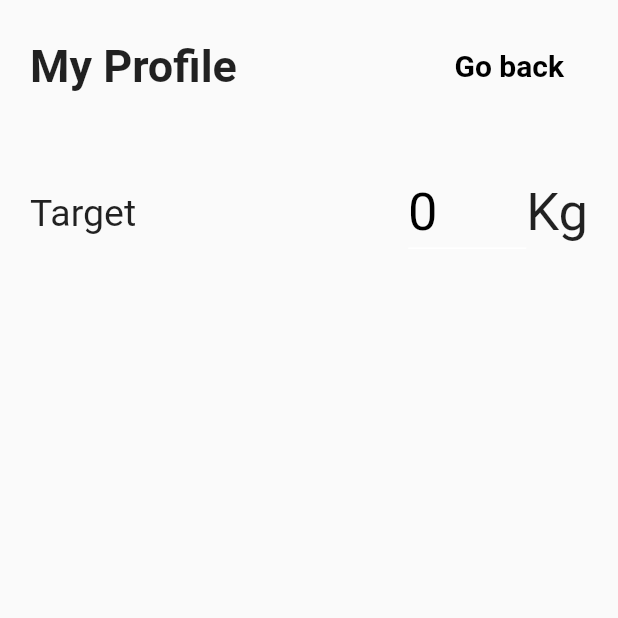
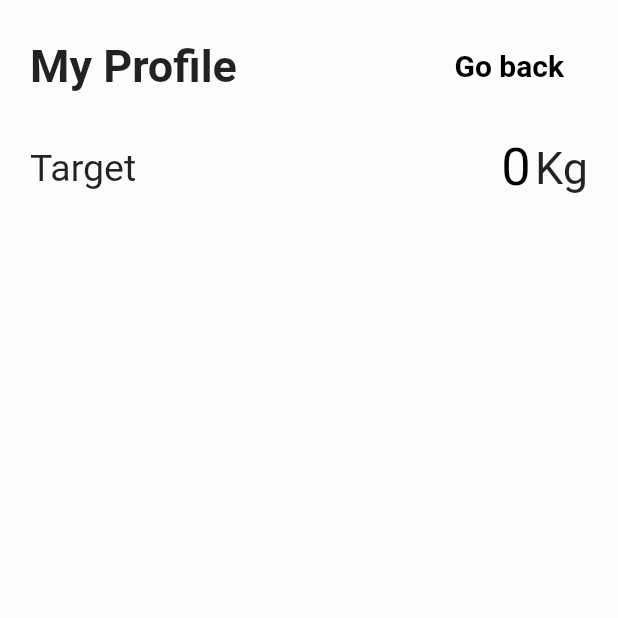
Before and after one commit to crstnmac/WeightTrackerApp, a Flutter app: the ProfileScreen screen opened directly, on a phone screen of 412 x 824 dp, the top half of it. Run offline on Flutter 3.47's test engine with Material 2 defaults, Android fonts, the phone set to English and light mode, and no system bars; our stand-ins replace fl_chart, flutter_vector_icons, percent_indicator.

Commit message:
Small UI fixes

```diff
--- a/lib/screens/HistoryScreen.dart
+++ b/lib/screens/HistoryScreen.dart
@@ -41,7 +41,7 @@ class _TargetScreenState extends State<TargetScreen> {
                           mainAxisAlignment: MainAxisAlignment.start,
                           children: [
                             WeightCard(),
-                            SizedBox(height: 20.0),
+                            SizedBox(height: 10.0),
                             WeightCard(),
                           ],
                         ),
--- a/lib/screens/MyWeightScreen.dart
+++ b/lib/screens/MyWeightScreen.dart
@@ -72,7 +72,7 @@ class _MyWeightScreenState extends State<MyWeightScreen> {
                           mainAxisAlignment: MainAxisAlignment.spaceBetween,
                           children: [
                             Text(
-                              "70kg",
+                              "64kg",
                               style: TextStyle(
                                 fontSize: 25.0,
                                 fontWeight: FontWeight.w600,
--- a/lib/screens/ProfileScreen.dart
+++ b/lib/screens/ProfileScreen.dart
@@ -1,3 +1,4 @@
+import 'package:WeightLossCal/constants.dart';
 import 'package:flutter/material.dart';
 
 class ProfileScreen extends StatefulWidget {
@@ -11,13 +12,20 @@ class _ProfileScreenState extends State<ProfileScreen> {
   @override
   Widget build(BuildContext context) {
     return Scaffold(
-      body: Container(
+      body: GestureDetector(
+        onTap: () {
+          FocusScope.of(context).unfocus();
+        },
+        child: Container(
+          color: kBackgroundColor,
           child: SafeArea(
             child: Column(
-            crossAxisAlignment: CrossAxisAlignment.start,
+              mainAxisAlignment: MainAxisAlignment.start,
+              crossAxisAlignment: CrossAxisAlignment.center,
               children: [
                 Padding(
-                padding: const EdgeInsets.only(top: 20.0, left: 20, right: 20),
+                  padding:
+                      const EdgeInsets.only(top: 20.0, left: 20.0, right: 20.0),
                   child: Column(
                     children: [
                       Row(
@@ -46,7 +54,7 @@ class _ProfileScreenState extends State<ProfileScreen> {
                         ],
                       ),
                       SizedBox(
-                      height: 50.0,
+                        height: 20.0,
                       ),
                       Row(
                         mainAxisAlignment: MainAxisAlignment.spaceBetween,
@@ -60,6 +68,7 @@ class _ProfileScreenState extends State<ProfileScreen> {
                           Flexible(
                             fit: FlexFit.tight,
                             child: TextFormField(
+                              textAlign: TextAlign.right,
                               initialValue: "0",
                               maxLength: 4,
                               buildCounter: (BuildContext context,
@@ -67,13 +76,13 @@ class _ProfileScreenState extends State<ProfileScreen> {
                                       int maxLength,
                                       bool isFocused}) =>
                                   null,
-                            style:
-                                TextStyle(fontSize: 35.0, color: Colors.black),
+                              style: TextStyle(
+                                  fontSize: 35.0, color: Colors.black),
                               decoration: InputDecoration(
                                 contentPadding: EdgeInsets.all(0.0),
                                 enabledBorder: UnderlineInputBorder(
                                   borderSide: BorderSide(
-                                  color: Colors.white,
+                                    color: Colors.transparent,
                                   ),
                                 ),
                                 focusedBorder: UnderlineInputBorder(
@@ -82,8 +91,8 @@ class _ProfileScreenState extends State<ProfileScreen> {
                                   ),
                                 ),
                               ),
-                            keyboardType:
-                                TextInputType.numberWithOptions(decimal: true),
+                              keyboardType: TextInputType.numberWithOptions(
+                                  decimal: true),
                               validator: (input) {
                                 final isDigitsOnly = int.tryParse(input);
                                 return isDigitsOnly == null
@@ -94,7 +103,7 @@ class _ProfileScreenState extends State<ProfileScreen> {
                           ),
                           Text(
                             "Kg",
-                          style: TextStyle(fontSize: 35.0),
+                            style: TextStyle(fontSize: 30.0),
                           ),
                         ],
                       ),
@@ -105,6 +114,7 @@ class _ProfileScreenState extends State<ProfileScreen> {
             ),
           ),
         ),
+      ),
     );
   }
 }
--- a/lib/widgets/ImtGraph.dart
+++ b/lib/widgets/ImtGraph.dart
@@ -60,9 +60,9 @@ class ImtGraph extends StatelessWidget {
                     mainAxisAlignment: MainAxisAlignment.center,
                     mainAxisSize: MainAxisSize.max,
                     children: [
-                      Container(
+                      Expanded(
+                          child: Container(
                           height: 42.0,
-                        width: 335.0,
                           child: BarChart(
                             BarChartData(
                               maxY: 1,
@@ -79,6 +79,7 @@ class ImtGraph extends StatelessWidget {
                                 ),
                               ),
                               barTouchData: BarTouchData(enabled: false),
+                            ),
                           ),
                         ),
                       ),
```
Also changed, not shown: lib/widgets/WeightCard.dart (+9 -4 lines), lib/widgets/customBottomAppBar.dart (+5 -8 lines), lib/widgets/weeklyChart.dart (+17 -3 lines). Lines whose indentation alone changed are shown as unchanged.
